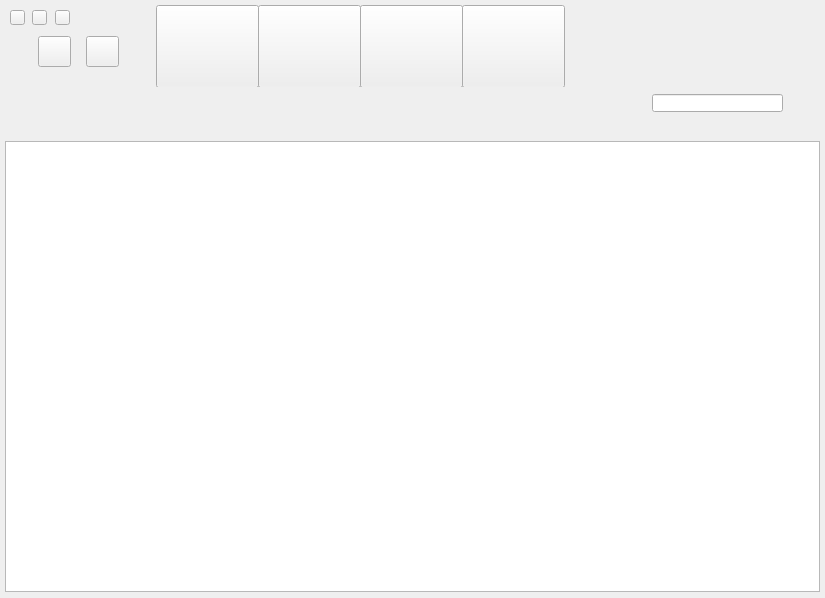
UbuntuKylin/kylin-software-center, file ui/mainwindow.ui: the form before one commit.
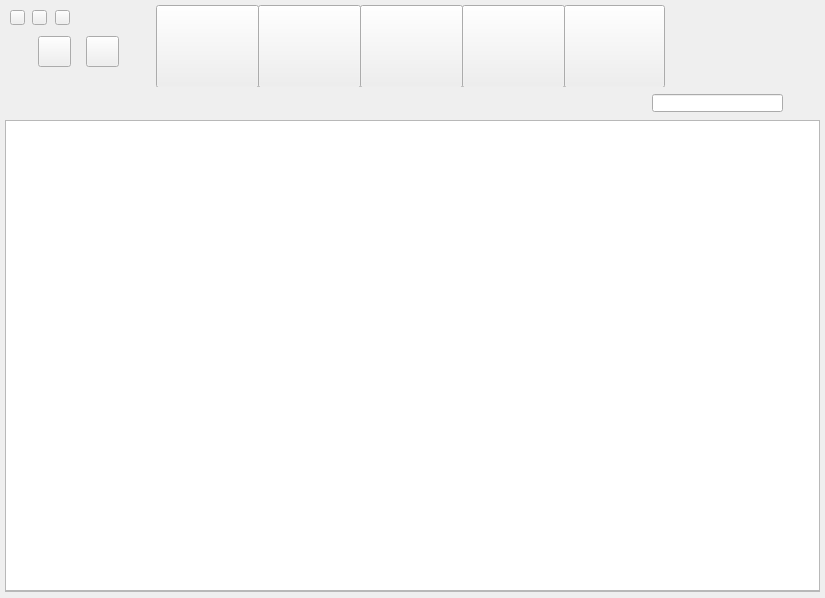
The form after the commit.

The edit to the form file:
```diff
--- a/ui/mainwindow.ui
+++ b/ui/mainwindow.ui
@@ -725,7 +725,7 @@
     <widget class="QLabel" name="logoImg">
      <property name="geometry">
       <rect>
-       <x>659</x>
+       <x>667</x>
        <y>18</y>
        <width>127</width>
        <height>44</height>
@@ -787,6 +787,19 @@
       <string/>
      </property>
     </widget>
+    <widget class="QPushButton" name="btnXp">
+     <property name="geometry">
+      <rect>
+       <x>559</x>
+       <y>0</y>
+       <width>101</width>
+       <height>83</height>
+      </rect>
+     </property>
+     <property name="text">
+      <string/>
+     </property>
+    </widget>
    </widget>
    <widget class="QWidget" name="searchWidget" native="true">
     <property name="geometry">
@@ -1030,6 +1043,39 @@
      <string/>
     </property>
    </widget>
+   <widget class="QWidget" name="xpWidget" native="true">
+    <property name="geometry">
+     <rect>
+      <x>5</x>
+      <y>87</y>
+      <width>815</width>
+      <height>505</height>
+     </rect>
+    </property>
+    <widget class="QLabel" name="xpMSGBar">
+     <property name="geometry">
+      <rect>
+       <x>0</x>
+       <y>0</y>
+       <width>815</width>
+       <height>33</height>
+      </rect>
+     </property>
+     <property name="text">
+      <string/>
+     </property>
+    </widget>
+    <widget class="QTableWidget" name="xptableWidget">
+     <property name="geometry">
+      <rect>
+       <x>0</x>
+       <y>33</y>
+       <width>815</width>
+       <height>471</height>
+      </rect>
+     </property>
+    </widget>
+   </widget>
   </widget>
  </widget>
  <resources/>
```
